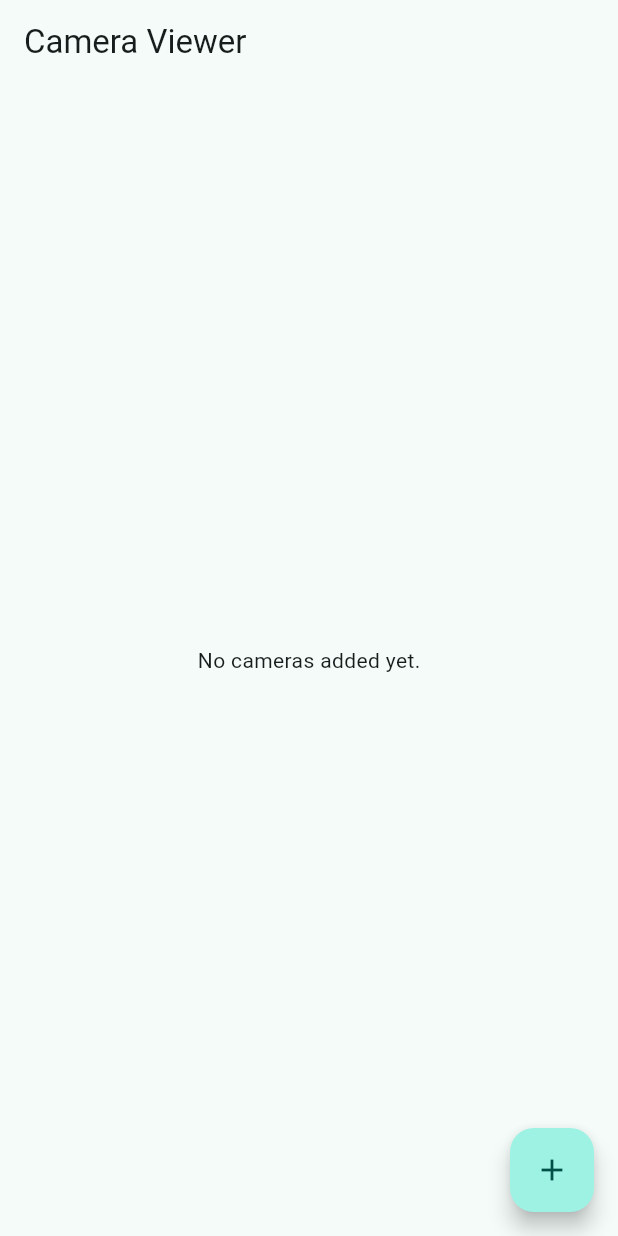
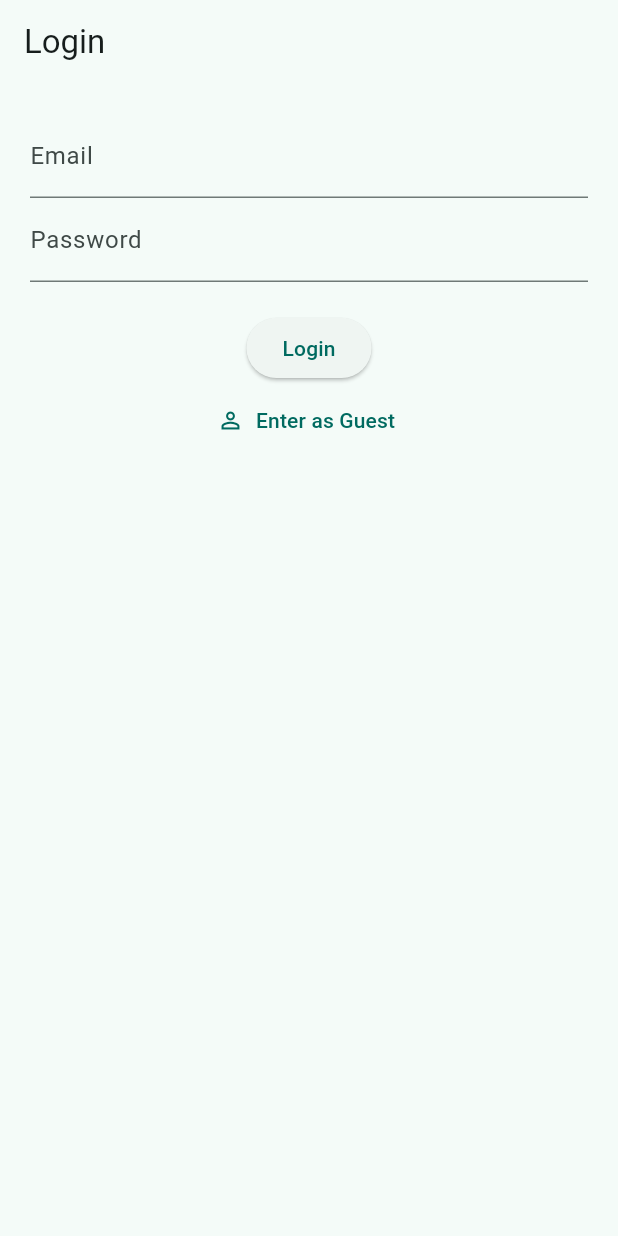
Before and after one commit to yieniggu/multicamera-tracking, a Flutter app: the screen it shows after launch, on a phone screen of 412 x 824 dp. Run offline on Flutter 3.47's test engine with Material 3 defaults, Android fonts, the light colour scheme and no system bars; our stand-ins replace firebase_auth, firebase_core, get_it, hive, hive_flutter, shared_preferences; missing offline and left inert: flutter_vlc_player; accounts and stored records are empty.

Commit message:
feat(auth): feat(auth): implement login, guest access, and auth gate logic

```diff
--- /dev/null
+++ b/lib/domain/entities/auth_user.dart
@@ -0,0 +1,11 @@
+class AuthUser {
+  final String id;
+  final String? email;
+  final bool isAnonymous;
+
+  const AuthUser({
+    required this.id,
+    this.email,
+    this.isAnonymous = false,
+  });
+}
--- /dev/null
+++ b/lib/domain/repositories/auth_repository.dart
@@ -0,0 +1,11 @@
+import '../entities/auth_user.dart';
+
+abstract class AuthRepository {
+  Stream<AuthUser?> authStateChanges();
+  Future<AuthUser?> signInWithEmail(String email, String password);
+  Future<AuthUser?> registerWithEmail(String email, String password);
+  Future<AuthUser?> signInAnonymously();
+  Future<void> signOut();
+
+  AuthUser? get currentUser;
+}
--- a/lib/main.dart
+++ b/lib/main.dart
@@ -1,16 +1,18 @@
+import 'package:firebase_core/firebase_core.dart';
 import 'package:flutter/material.dart';
 import 'package:hive_flutter/hive_flutter.dart';
 import 'package:multicamera_tracking/config/di.dart';
 import 'package:multicamera_tracking/data/models/camera_model.dart';
-import 'package:multicamera_tracking/presentation/screens/home_screen.dart';
+import 'package:multicamera_tracking/presentation/screens/auth_gate.dart';
 
 void main() async {
   WidgetsFlutterBinding.ensureInitialized();
 
+  await Firebase.initializeApp();
   await Hive.initFlutter();
   Hive.registerAdapter(CameraModelAdapter());
 
-  await initDependencies(); // Register dependencies via get_it
+  await initDependencies();
 
   runApp(const MyApp());
 }
@@ -26,7 +28,7 @@ class MyApp extends StatelessWidget {
         colorScheme: ColorScheme.fromSeed(seedColor: Colors.teal),
         useMaterial3: true,
       ),
-      home: const HomeScreen(),
+      home: const AuthGate(),
     );
   }
 }
--- /dev/null
+++ b/lib/presentation/screens/auth_gate.dart
@@ -0,0 +1,47 @@
+import 'package:flutter/material.dart';
+import 'package:multicamera_tracking/config/di.dart';
+import 'package:multicamera_tracking/domain/entities/auth_user.dart';
+import 'package:multicamera_tracking/domain/repositories/auth_repository.dart';
+import 'package:multicamera_tracking/presentation/screens/home_screen.dart';
+import 'package:multicamera_tracking/presentation/screens/login_screen.dart';
+import 'package:shared_preferences/shared_preferences.dart';
+
+
+class AuthGate extends StatelessWidget {
+  const AuthGate({super.key});
+
+  Future<bool> _isGuestFlag() async {
+    final prefs = await SharedPreferences.getInstance();
+    return prefs.getBool('is_guest') ?? false;
+  }
+
+  @override
+  Widget build(BuildContext context) {
+    final authRepo = getIt<AuthRepository>();
+
+    return StreamBuilder<AuthUser?>(
+      stream: authRepo.authStateChanges(),
+      builder: (context, snapshot) {
+        if (snapshot.connectionState == ConnectionState.waiting) {
+          return const Scaffold(body: Center(child: CircularProgressIndicator()));
+        }
+
+        if (snapshot.hasData) {
+          return FutureBuilder<bool>(
+            future: _isGuestFlag(),
+            builder: (context, guestSnapshot) {
+              if (!guestSnapshot.hasData) {
+                return const Scaffold(body: Center(child: CircularProgressIndicator()));
+              }
+
+              final isGuest = snapshot.data!.isAnonymous && guestSnapshot.data!;
+              return HomeScreen(isGuest: isGuest);
+            },
+          );
+        }
+
+        return const LoginScreen();
+      },
+    );
+  }
+}
--- /dev/null
+++ b/lib/presentation/screens/login_screen.dart
@@ -0,0 +1,99 @@
+import 'package:flutter/material.dart';
+import 'package:multicamera_tracking/config/di.dart';
+import 'package:multicamera_tracking/domain/repositories/auth_repository.dart';
+import 'package:shared_preferences/shared_preferences.dart';
+import 'package:multicamera_tracking/presentation/screens/auth_gate.dart';
+
+class LoginScreen extends StatefulWidget {
+  const LoginScreen({super.key});
+
+  @override
+  State<LoginScreen> createState() => _LoginScreenState();
+}
+
+class _LoginScreenState extends State<LoginScreen> {
+  final emailCtrl = TextEditingController();
+  final passCtrl = TextEditingController();
+  bool hideGuestButton = false;
+
+  @override
+  void initState() {
+    super.initState();
+    _checkIfAlreadyGuest();
+  }
+
+  Future<void> _checkIfAlreadyGuest() async {
+    final prefs = await SharedPreferences.getInstance();
+    final isGuest = prefs.getBool('is_guest') ?? false;
+    setState(() {
+      hideGuestButton = isGuest;
+    });
+  }
+
+  Future<void> _signIn() async {
+    final repo = getIt<AuthRepository>();
+    try {
+      await repo.signInWithEmail(emailCtrl.text.trim(), passCtrl.text.trim());
+      final prefs = await SharedPreferences.getInstance();
+      await prefs.setBool('is_guest', false); // reset guest flag if needed
+      Navigator.pushAndRemoveUntil(
+        context,
+        MaterialPageRoute(builder: (_) => const AuthGate()),
+        (route) => false,
+      );
+    } catch (e) {
+      ScaffoldMessenger.of(
+        context,
+      ).showSnackBar(SnackBar(content: Text("Login failed: $e")));
+    }
+  }
+
+  Future<void> _signInAsGuest() async {
+    final repo = getIt<AuthRepository>();
+    try {
+      await repo.signInAnonymously();
+      final prefs = await SharedPreferences.getInstance();
+      await prefs.setBool('is_guest', true);
+      Navigator.pushAndRemoveUntil(
+        context,
+        MaterialPageRoute(builder: (_) => const AuthGate()),
+        (route) => false,
+      );
+    } catch (e) {
+      ScaffoldMessenger.of(
+        context,
+      ).showSnackBar(SnackBar(content: Text("Guest login failed: $e")));
+    }
+  }
+
+  @override
+  Widget build(BuildContext context) {
+    return Scaffold(
+      appBar: AppBar(title: const Text("Login")),
+      body: Padding(
+        padding: const EdgeInsets.all(20),
+        child: Column(
+          children: [
+            TextField(
+              controller: emailCtrl,
+              decoration: const InputDecoration(labelText: "Email"),
+            ),
+            TextField(
+              controller: passCtrl,
+              decoration: const InputDecoration(labelText: "Password"),
+              obscureText: true,
+            ),
+            const SizedBox(height: 20),
+            ElevatedButton(onPressed: _signIn, child: const Text("Login")),
+            if (!hideGuestButton)
+              TextButton.icon(
+                icon: const Icon(Icons.person_outline),
+                label: const Text("Enter as Guest"),
+                onPressed: _signInAsGuest,
+              ),
+          ],
+        ),
+      ),
+    );
+  }
+}
```
Also changed, not shown: lib/config/di.dart (+13 -6 lines), lib/data/repositories_impl/firebase_auth_repository.dart (added, +81 -0 lines), lib/presentation/screens/home_screen.dart (+65 -9 lines).
